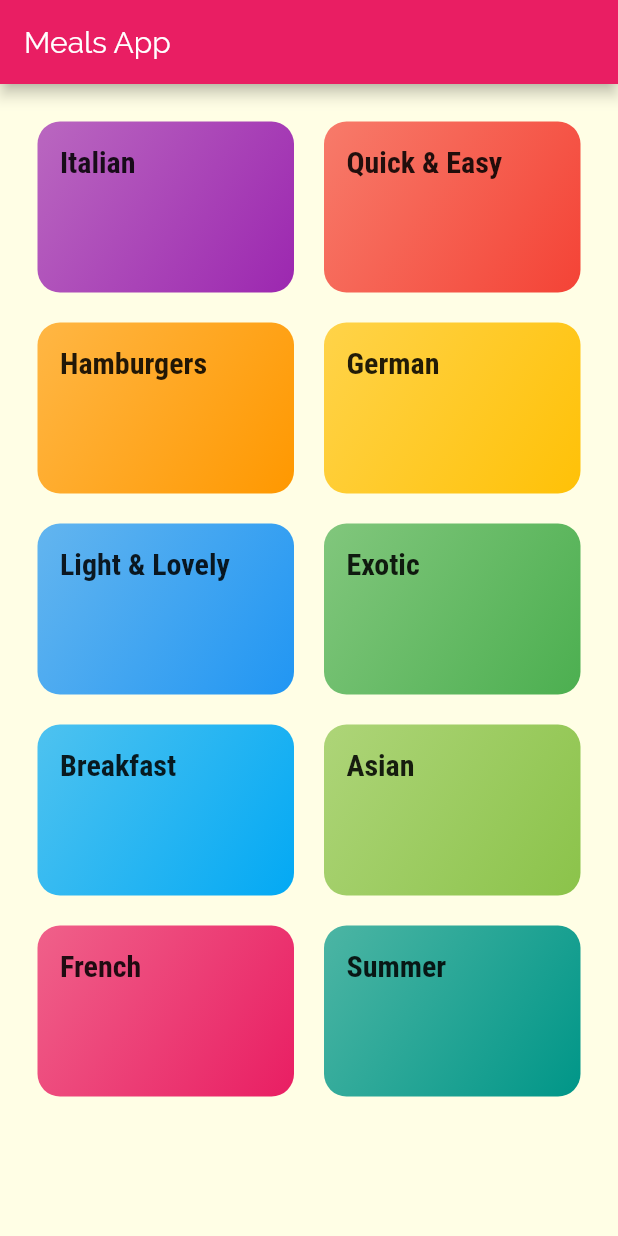
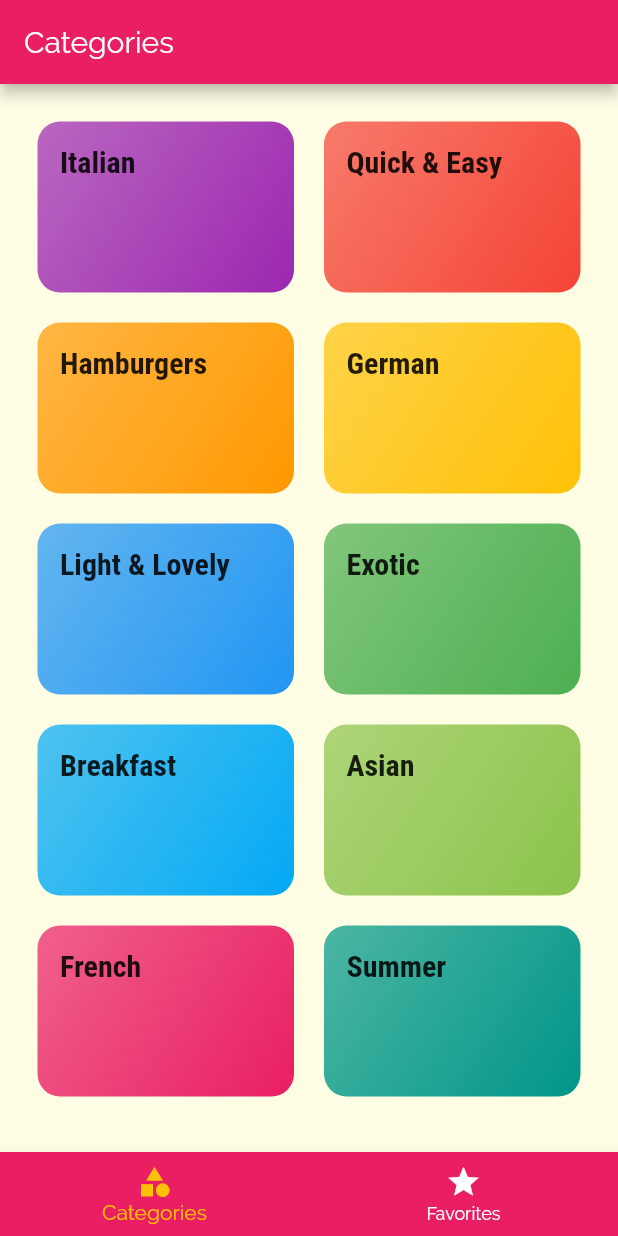
Before and after one commit to rizalaji1st/meals_app, a Flutter app: the screen it shows after launch, on a phone screen of 412 x 824 dp. Run offline on Flutter 3.47's test engine with Material 2 defaults, Android fonts, the phone set to English and light mode, and no system bars.

Commit message:
Menambahkan bottom tab screen

```diff
--- a/lib/main.dart
+++ b/lib/main.dart
@@ -1,4 +1,5 @@
 import 'package:flutter/material.dart';
+import './screens/tabs_screen.dart';
 import './screens/meal_detail_screen.dart';
 import './screens/category_meals_screen.dart';
 
@@ -37,7 +38,7 @@ class MyApp extends StatelessWidget {
       //home: CategoriesScreen(),
       initialRoute: '/',
       routes:{
-        '/': (ctx) => CategoriesScreen(),
+        '/': (ctx) => TabsScreen(),
         CategoryMealsScreen.routeName: (ctx) => CategoryMealsScreen(),
         MealDetailScreen.routeName: (ctx) => MealDetailScreen(),
       },
--- a/lib/screens/categories_screen.dart
+++ b/lib/screens/categories_screen.dart
@@ -6,12 +6,8 @@ import '../widgets/category_item.dart';
 class CategoriesScreen extends StatelessWidget {
   @override
   Widget build(BuildContext context) {
-    return Scaffold(
-      appBar: AppBar(
-        title: const Text("Meals App"),
-      ),
-      body: GridView(
-        padding : const EdgeInsets.all(25),
+    return GridView(
+      padding: const EdgeInsets.all(25),
       children: DUMMY_CATEGORIES
           .map(
             (catData) => CategoryItem(
@@ -27,7 +23,6 @@ class CategoriesScreen extends StatelessWidget {
         crossAxisSpacing: 20,
         mainAxisSpacing: 20,
       ),
-      ),
     );
   }
 }
--- /dev/null
+++ b/lib/screens/favorites_screen.dart
@@ -0,0 +1,11 @@
+import 'package:flutter/material.dart';
+
+class FavoritesScreen extends StatelessWidget {
+
+  @override
+  Widget build(BuildContext context) {
+    return Center(
+      child: Text('The Favorites'),
+    );
+  }
+}
--- /dev/null
+++ b/lib/screens/tabs_screen.dart
@@ -0,0 +1,56 @@
+import 'package:flutter/material.dart';
+import './favorites_screen.dart';
+import './categories_screen.dart';
+
+class TabsScreen extends StatefulWidget {
+  const TabsScreen({Key? key}) : super(key: key);
+
+  @override
+  _TabsScreenState createState() => _TabsScreenState();
+}
+
+class _TabsScreenState extends State<TabsScreen> {
+  final List<Map<String, Object>> _pages = [
+    {'title': 'Categories', 'page': CategoriesScreen() ,},
+    { 'title': 'Your Favorites','page': FavoritesScreen(),},
+  ];
+  int _selectedPageIndex = 0;
+
+  void _selectPage(int index) {
+    setState(() {
+      _selectedPageIndex = index;
+    });
+  }
+
+  @override
+  Widget build(BuildContext context) {
+    return DefaultTabController(
+        length: 2,
+        child: Scaffold(
+          appBar: AppBar(
+            title: Text(_pages[_selectedPageIndex]['title'] as String),
+          ),
+          body: _pages[_selectedPageIndex]['page'] as Widget,
+          bottomNavigationBar: BottomNavigationBar(
+            onTap: _selectPage,
+            backgroundColor: Theme.of(context).primaryColor,
+            unselectedItemColor: Colors.white,
+            selectedItemColor: Theme.of(context).accentColor,
+            currentIndex: _selectedPageIndex,
+            items: [
+              BottomNavigationBarItem(
+                backgroundColor: Theme.of(context).primaryColor,
+                icon: Icon(Icons.category),
+                // ignore: deprecated_member_use
+                title: Text('Categories'),
+              ),
+              BottomNavigationBarItem(
+                icon: Icon(Icons.star),
+                // ignore: deprecated_member_use
+                title: Text('Favorites'),
+              )
+            ],
+          ),
+        ));
+  }
+}
```
Lines whose indentation alone changed are shown as unchanged.
